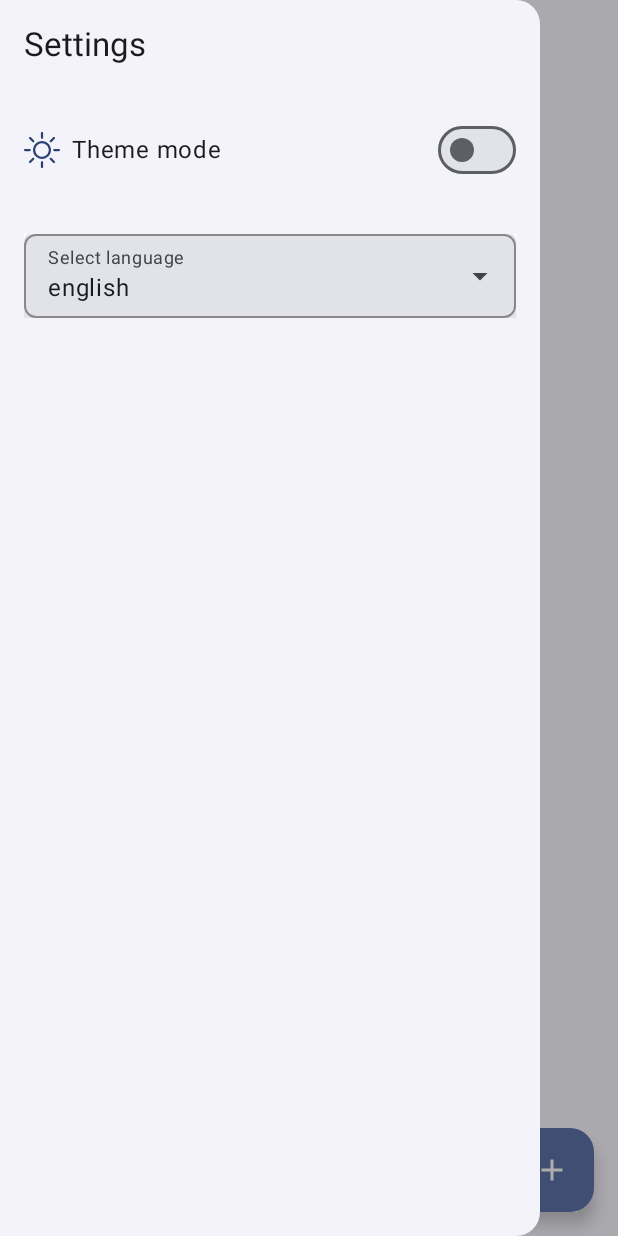
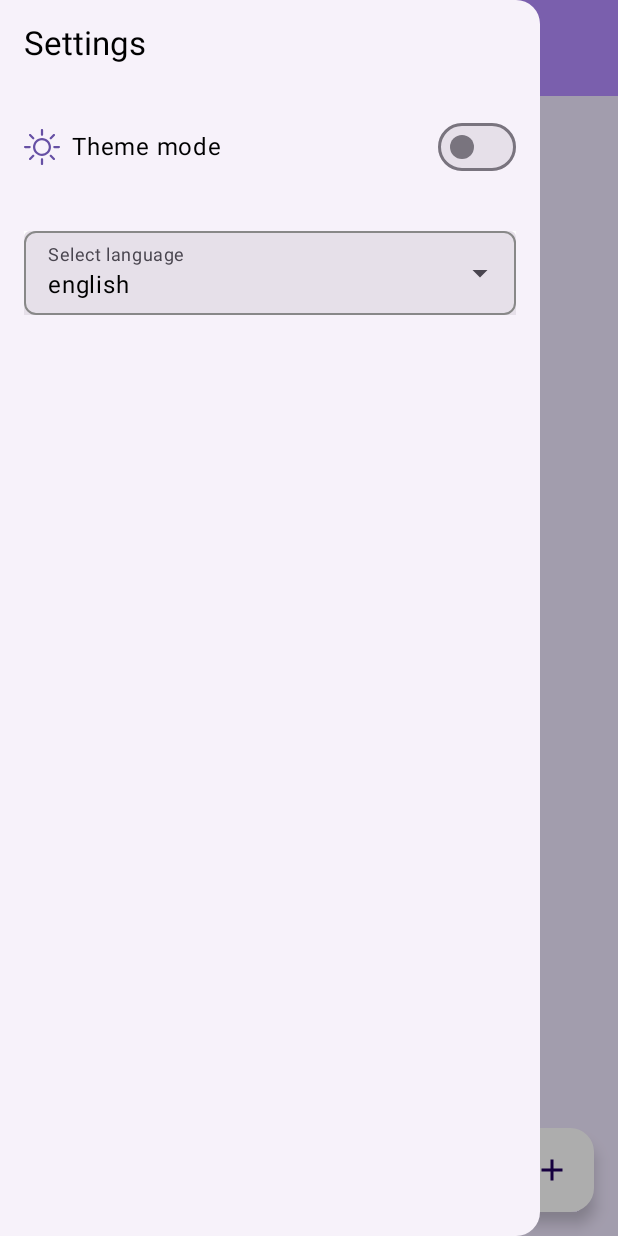
Before and after one commit to miladKz/TodoApp, an Android app built with Jetpack Compose: the screen it shows after launch (MainActivity), after a tap on "Menu", on a phone screen of 412 x 824 dp. Run offline under Robolectric (Android 15) with nearby library versions, the phone set to English and light mode, and no system bars; our stand-ins replace Dagger/Hilt's generated code, Room's generated code.

Commit message:
refactor: fix layout direction project on change language

```diff
--- a/app/src/main/java/kazemi/milad/android/todoapp/MainActivity.kt
+++ b/app/src/main/java/kazemi/milad/android/todoapp/MainActivity.kt
@@ -82,10 +82,10 @@ class MainActivity : ComponentActivity() {
     }
 
     private fun updateLocale(locale: Locale) {
-        val configuration = resources.configuration
-        configuration.setLocale(locale)
-        val context = createConfigurationContext(configuration)
-        resources.updateConfiguration(configuration, resources.displayMetrics)
-        context.resources.updateConfiguration(configuration, resources.displayMetrics)
+        Locale.setDefault(locale)
+        val config = resources.configuration
+        config.setLocale(locale)
+        val context = createConfigurationContext(config)
+        resources.updateConfiguration(config, context.resources.displayMetrics)
     }
 }
--- a/app/src/main/java/kazemi/milad/android/todoapp/ui/theme/Color.kt
+++ b/app/src/main/java/kazemi/milad/android/todoapp/ui/theme/Color.kt
@@ -2,10 +2,18 @@ package kazemi.milad.android.todoapp.ui.theme
 
 import androidx.compose.ui.graphics.Color
 
-val Purple80 = Color(0xFFD0BCFF)
-val PurpleGrey80 = Color(0xFFCCC2DC)
-val Pink80 = Color(0xFFEFB8C8)
-
-val Purple40 = Color(0xFF6650a4)
-val PurpleGrey40 = Color(0xFF625b71)
-val Pink40 = Color(0xFF7D5260)
+val Purple = Color(0xFF6650a4)
+val PurpleVariant = Color(0xFF924EF3)
+val DeepPurple = Color(0xFF19096B)
+val LightPurple = Color(0xFFB48CFF)
+val DarkGray = Color(0xFF625b71)
+val Wine = Color(0xFF7D5260)
+val NearBlack = Color(0xFF000011)
+val DarkPurple = Color(0xFF5C4881)
+val White = Color(0xFFFFFFFF)
+val Black = Color(0xFF000000)
+val LightGreen = Color(0xFFBBFF7F)
+val DeepPurple2 = Color(0xFF4F14FF)
+val RoyalPurple = Color(0xFF43054D)
+val LightPurpleBackground = Color(0xC8ECE2FF)
+val LightGreenBackground = Color(0xC8EBFFE2)
--- a/app/src/main/java/kazemi/milad/android/todoapp/ui/theme/Shape.kt
+++ /dev/null
@@ -1,11 +0,0 @@
-package kazemi.milad.android.todoapp.ui.theme
-
-import androidx.compose.foundation.shape.RoundedCornerShape
-import androidx.compose.ui.unit.dp
-
-/*
-val Shapes = Shapes(
-    small = RoundedCornerShape(4.dp),
-    medium = RoundedCornerShape(4.dp),
-    large = RoundedCornerShape(0.dp)
-)*/
--- a/app/src/main/java/kazemi/milad/android/todoapp/ui/theme/Theme.kt
+++ b/app/src/main/java/kazemi/milad/android/todoapp/ui/theme/Theme.kt
@@ -1,68 +1,92 @@
 package kazemi.milad.android.todoapp.ui.theme
 
-import android.app.Activity
+import android.content.Context
 import android.os.Build
 import androidx.compose.foundation.isSystemInDarkTheme
+import androidx.compose.material3.ColorScheme
 import androidx.compose.material3.MaterialTheme
 import androidx.compose.material3.darkColorScheme
 import androidx.compose.material3.dynamicDarkColorScheme
 import androidx.compose.material3.dynamicLightColorScheme
 import androidx.compose.material3.lightColorScheme
 import androidx.compose.runtime.Composable
-import androidx.compose.ui.graphics.Color
+import androidx.compose.runtime.CompositionLocalProvider
 import androidx.compose.ui.platform.LocalContext
+import androidx.compose.ui.platform.LocalLayoutDirection
+import androidx.compose.ui.unit.LayoutDirection
 
-private val DarkColorScheme = darkColorScheme(
-    primary = Purple40,
-    secondary = PurpleGrey40,
-    tertiary = Pink40 ,
-    background = Color(0xFF1C022A),
-    surface = Color(0xFF5C4881),
-    onPrimary = Color(0xFFFFFFFF),
-    onSecondary = Color(0xFF19096B),
-    onTertiary = Color(0xFF4F14FF),
-    onBackground = Color(0xFFFFFFFF),
-    surfaceVariant = Color(0xFF43054D),
-    onSurface = Color(0xFFFFFFFF),
-    primaryContainer = Color(0xFF43054D),
-)
+object AppThemeColors {
+    val DarkColorScheme = darkColorScheme(
+        primary = PurpleVariant,
+        secondary = DarkGray,
+        tertiary = Wine,
+        background = NearBlack,
+        surface = DarkPurple,
+        onPrimary = White,
+        onSecondary = DeepPurple,
+        onTertiary = DeepPurple2,
+        onBackground = White,
+        surfaceVariant = RoyalPurple,
+        onSurface = White,
+        primaryContainer = RoyalPurple
+    )
 
-
-private val LightColorScheme = lightColorScheme(
-    primary = Purple40,
-    secondary = PurpleGrey40,
-    tertiary = Pink40 ,
-    background = Color(0xC8ECE2FF),
-    surface = Color(0xFFB48CFF),
-    onPrimary = Color(0xFFBBFF7F),
-    onSecondary = Color(0xFF070017),
-    onTertiary = Color(0xFFBBFF7F),
-    onBackground = Color(0xFF000000),
-    surfaceVariant = Color(0xC8EBFFE2),
-    onSurface = Color(0xFF000000),
-    primaryContainer = Color(0xFFFFFFFF),
-)
+    val LightColorScheme = lightColorScheme(
+        primary = Purple,
+        secondary = DarkGray,
+        tertiary = Wine,
+        background = LightPurpleBackground,
+        surface = LightPurple,
+        onPrimary = LightGreen,
+        onSecondary = Black,
+        onTertiary = LightGreen,
+        onBackground = Black,
+        surfaceVariant = LightGreenBackground,
+        onSurface = Black,
+        primaryContainer = White
+    )
+}
 
 @Composable
 fun TodoAppTheme(
     darkTheme: Boolean = isSystemInDarkTheme(),
-    // Dynamic color is available on Android 12+
-    dynamicColor: Boolean = true,
+    dynamicColor: Boolean = false,
     content: @Composable () -> Unit
 ) {
-    val colorScheme = when {
+    val context = LocalContext.current
+    val colorScheme = getColorScheme(context, darkTheme, dynamicColor)
+    val layoutDirection = getLayoutDirection(context)
+
+    CompositionLocalProvider(LocalLayoutDirection provides layoutDirection) {
+        MaterialTheme(
+            colorScheme = colorScheme,
+            typography = Typography,
+            content = content
+        )
+    }
+}
+
+private fun getColorScheme(
+    context: Context,
+    darkTheme: Boolean,
+    dynamicColor: Boolean
+): ColorScheme {
+    return when {
         dynamicColor && Build.VERSION.SDK_INT >= Build.VERSION_CODES.S -> {
-            val context = LocalContext.current
-            if (darkTheme) dynamicDarkColorScheme(context) else dynamicLightColorScheme(context)
+            if (darkTheme) {
+                dynamicDarkColorScheme(context)
+            } else {
+                dynamicLightColorScheme(context)
+            }
         }
 
-        darkTheme -> DarkColorScheme
-        else -> LightColorScheme
+        darkTheme -> AppThemeColors.DarkColorScheme
+        else -> AppThemeColors.LightColorScheme
     }
+}
 
-    MaterialTheme(
-        colorScheme = colorScheme,
-        typography = Typography,
-        content = content
-    )
+private fun getLayoutDirection(context: Context): LayoutDirection {
+    val currentLocale = context.resources.configuration.locales[0]
+    val isRtl = currentLocale.language.lowercase() == "fa"
+    return if (isRtl) LayoutDirection.Rtl else LayoutDirection.Ltr
 }
--- a/app/src/main/java/kazemi/milad/android/todoapp/ui/theme/Type.kt
+++ b/app/src/main/java/kazemi/milad/android/todoapp/ui/theme/Typography.kt
@@ -14,8 +14,7 @@ val Typography = Typography(
         fontSize = 16.sp,
         lineHeight = 24.sp,
         letterSpacing = 0.5.sp
-    )
-    /* Other default text styles to override
+    ),
     titleLarge = TextStyle(
         fontFamily = FontFamily.Default,
         fontWeight = FontWeight.Normal,
@@ -30,5 +29,5 @@ val Typography = Typography(
         lineHeight = 16.sp,
         letterSpacing = 0.5.sp
     )
-    */
+
 )
```
